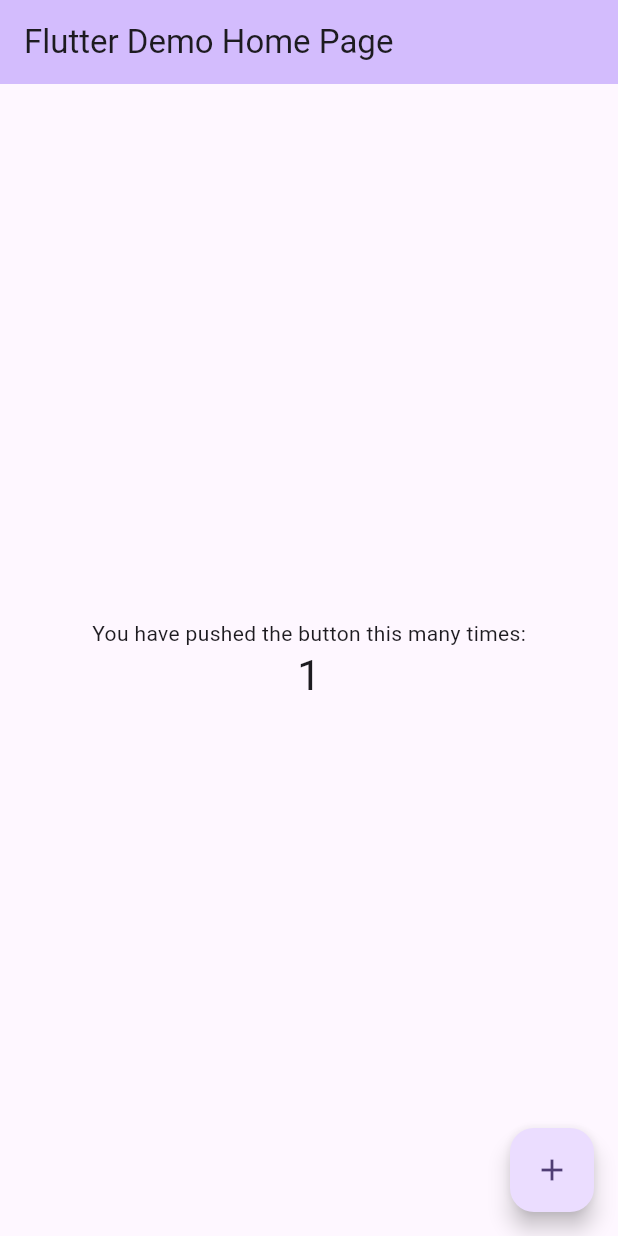
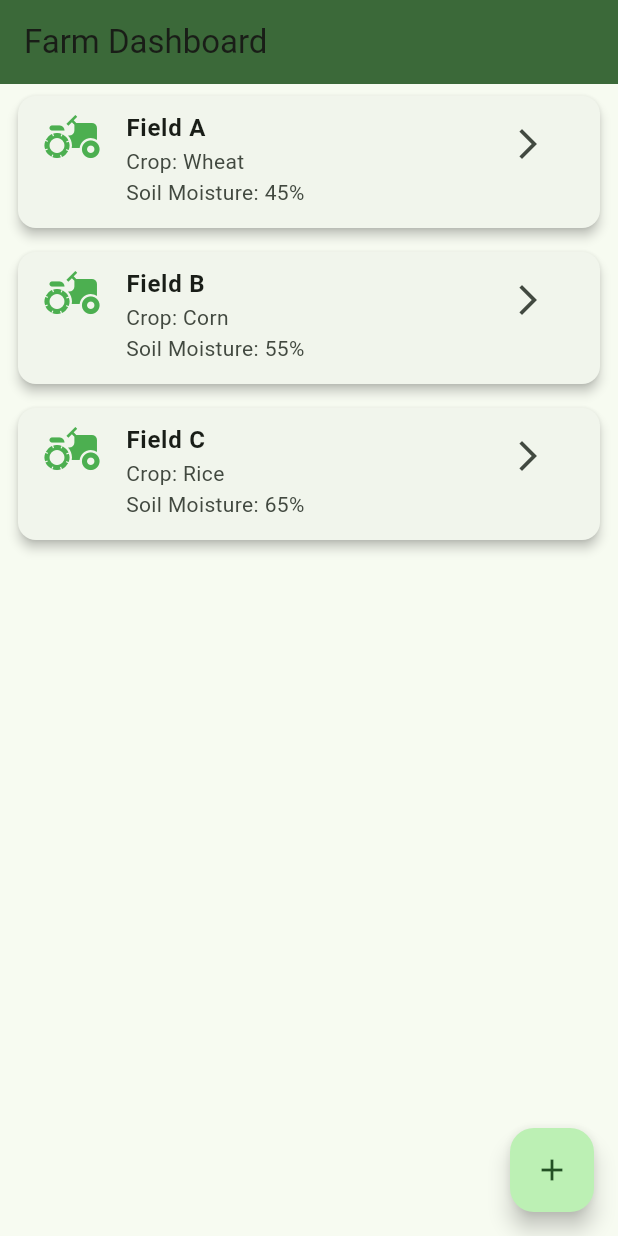
Before and after one commit to Niketw/lencho-server, a Flutter app: the screen it shows after launch, after a tap on the "add" icon, on a phone screen of 412 x 824 dp. Run offline on Flutter 3.47's test engine with Material 3 defaults, Android fonts, the light colour scheme and no system bars; our stand-ins replace firebase_core; accounts and stored records are empty; generated files the repository leaves out were written again.

Commit message:
tempy frontend

```diff
--- a/lib/main.dart
+++ b/lib/main.dart
@@ -7,126 +7,74 @@ void main() async {
   await Firebase.initializeApp(
     options: DefaultFirebaseOptions.currentPlatform,
   );
-
-  runApp(const MyApp());
+  runApp(const FarmApp());
 }
 
-class MyApp extends StatelessWidget {
-  const MyApp({super.key});
+class FarmApp extends StatelessWidget {
+  const FarmApp({super.key});
 
-  // This widget is the root of your application.
   @override
   Widget build(BuildContext context) {
     return MaterialApp(
-      title: 'Flutter Demo',
+      title: 'Farm App',
       theme: ThemeData(
-        // This is the theme of your application.
-        //
-        // TRY THIS: Try running your application with "flutter run". You'll see
-        // the application has a purple toolbar. Then, without quitting the app,
-        // try changing the seedColor in the colorScheme below to Colors.green
-        // and then invoke "hot reload" (save your changes or press the "hot
-        // reload" button in a Flutter-supported IDE, or press "r" if you used
-        // the command line to start the app).
-        //
-        // Notice that the counter didn't reset back to zero; the application
-        // state is not lost during the reload. To reset the state, use hot
-        // restart instead.
-        //
-        // This works for code too, not just values: Most code changes can be
-        // tested with just a hot reload.
-        colorScheme: ColorScheme.fromSeed(seedColor: Colors.deepPurple),
+        colorScheme: ColorScheme.fromSeed(seedColor: Colors.green),
         useMaterial3: true,
       ),
-      home: const MyHomePage(title: 'Flutter Demo Home Page'),
+      home: const FarmHomePage(),
     );
   }
 }
 
-class MyHomePage extends StatefulWidget {
-  const MyHomePage({super.key, required this.title});
+class FarmHomePage extends StatelessWidget {
+  const FarmHomePage({Key? key}) : super(key: key);
 
-  // This widget is the home page of your application. It is stateful, meaning
-  // that it has a State object (defined below) that contains fields that affect
-  // how it looks.
-
-  // This class is the configuration for the state. It holds the values (in this
-  // case the title) provided by the parent (in this case the App widget) and
-  // used by the build method of the State. Fields in a Widget subclass are
-  // always marked "final".
-
-  final String title;
-
-  @override
-  State<MyHomePage> createState() => _MyHomePageState();
-}
-
-class _MyHomePageState extends State<MyHomePage> {
-  int _counter = 0;
-
-  void _incrementCounter() {
-    setState(() {
-      // This call to setState tells the Flutter framework that something has
-      // changed in this State, which causes it to rerun the build method below
-      // so that the display can reflect the updated values. If we changed
-      // _counter without calling setState(), then the build method would not be
-      // called again, and so nothing would appear to happen.
-      _counter++;
-    });
-  }
+  // Dummy data for fields
+  final List<Map<String, String>> farmFields = const [
+    {"name": "Field A", "crop": "Wheat", "moisture": "45%"},
+    {"name": "Field B", "crop": "Corn", "moisture": "55%"},
+    {"name": "Field C", "crop": "Rice", "moisture": "65%"},
+  ];
 
   @override
   Widget build(BuildContext context) {
-    // This method is rerun every time setState is called, for instance as done
-    // by the _incrementCounter method above.
-    //
-    // The Flutter framework has been optimized to make rerunning build methods
-    // fast, so that you can just rebuild anything that needs updating rather
-    // than having to individually change instances of widgets.
     return Scaffold(
       appBar: AppBar(
-        // TRY THIS: Try changing the color here to a specific color (to
-        // Colors.amber, perhaps?) and trigger a hot reload to see the AppBar
-        // change color while the other colors stay the same.
-        backgroundColor: Theme.of(context).colorScheme.inversePrimary,
-        // Here we take the value from the MyHomePage object that was created by
-        // the App.build method, and use it to set our appbar title.
-        title: Text(widget.title),
+        title: const Text("Farm Dashboard"),
+        backgroundColor: Theme.of(context).colorScheme.primary,
       ),
-      body: Center(
-        // Center is a layout widget. It takes a single child and positions it
-        // in the middle of the parent.
-        child: Column(
-          // Column is also a layout widget. It takes a list of children and
-          // arranges them vertically. By default, it sizes itself to fit its
-          // children horizontally, and tries to be as tall as its parent.
-          //
-          // Column has various properties to control how it sizes itself and
-          // how it positions its children. Here we use mainAxisAlignment to
-          // center the children vertically; the main axis here is the vertical
-          // axis because Columns are vertical (the cross axis would be
-          // horizontal).
-          //
-          // TRY THIS: Invoke "debug painting" (choose the "Toggle Debug Paint"
-          // action in the IDE, or press "p" in the console), to see the
-          // wireframe for each widget.
-          mainAxisAlignment: MainAxisAlignment.center,
-          children: <Widget>[
-            const Text(
-              'You have pushed the button this many times:',
+      body: ListView.builder(
+        itemCount: farmFields.length,
+        itemBuilder: (context, index) {
+          final field = farmFields[index];
+          return Card(
+            margin: const EdgeInsets.symmetric(horizontal: 12, vertical: 8),
+            elevation: 3,
+            child: ListTile(
+              leading: const Icon(Icons.agriculture, size: 40, color: Colors.green),
+              title: Text(field["name"]!, style: const TextStyle(fontWeight: FontWeight.bold)),
+              subtitle: Text(
+                "Crop: ${field["crop"]!}\nSoil Moisture: ${field["moisture"]!}",
+                style: const TextStyle(height: 1.5),
+              ),
+              isThreeLine: true,
+              trailing: IconButton(
+                icon: const Icon(Icons.arrow_forward_ios),
+                onPressed: () {
+                  // Navigate to field details (to be implemented)
+                },
+              ),
             ),
-            Text(
-              '$_counter',
-              style: Theme.of(context).textTheme.headlineMedium,
-            ),
-          ],
-        ),
+          );
+        },
       ),
       floatingActionButton: FloatingActionButton(
-        onPressed: _incrementCounter,
-        tooltip: 'Increment',
+        onPressed: () {
+          // Action for adding new field data (to be implemented)
+        },
+        tooltip: 'Add Field',
         child: const Icon(Icons.add),
-      ), // This trailing comma makes auto-formatting nicer for build methods.
+      ),
     );
   }
 }
```
Also changed, not shown: 1 other file.
